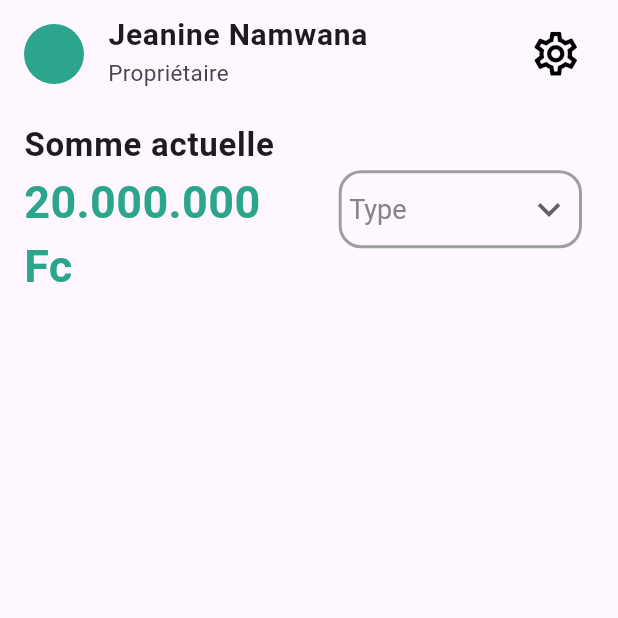
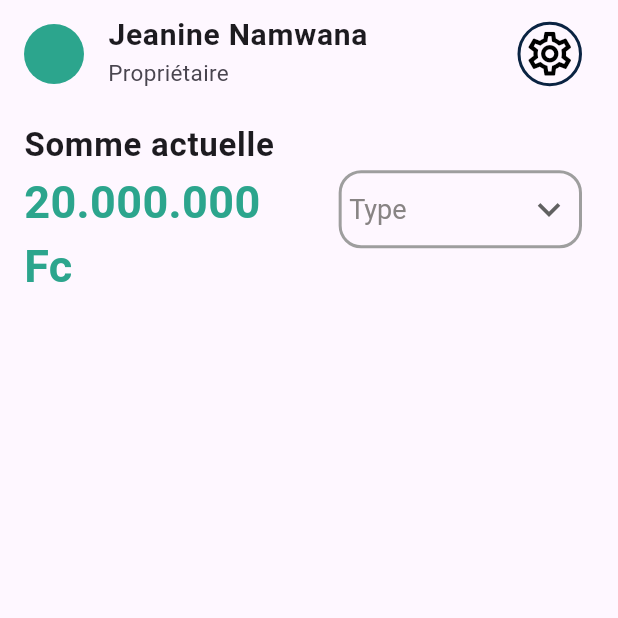
Before and after one commit to NML124/evodie, a Flutter app: the screen it shows after launch, on a phone screen of 412 x 824 dp, the top half of it. Run offline on Flutter 3.47's test engine with Material 3 defaults, Android fonts, the phone set to English and light mode, and no system bars.

Commit message:
bouton parametre

```diff
--- a/lib/screens/dashboard.dart
+++ b/lib/screens/dashboard.dart
@@ -54,10 +54,16 @@ class _DashBoardPageState extends State<DashBoardPage> {
                   ),
                 );
               },
-              child: const Icon(
-                Icons.settings_outlined, // l'icône que vous voulez afficher
-                size: 35,
-                color: Colors.black, // couleur de l'icône
+              child: Container(
+                padding: const EdgeInsets.all(2),
+                decoration: BoxDecoration(
+                    shape: BoxShape.circle,
+                    border: Border.all(width: 2, color: ColorsConstant.black)),
+                child: const Icon(
+                  Icons.settings_outlined, // l'icône que vous voulez afficher
+                  size: 35,
+                  color: Colors.black, // couleur de l'icône
+                ),
               ),
             ),
           ),
```
